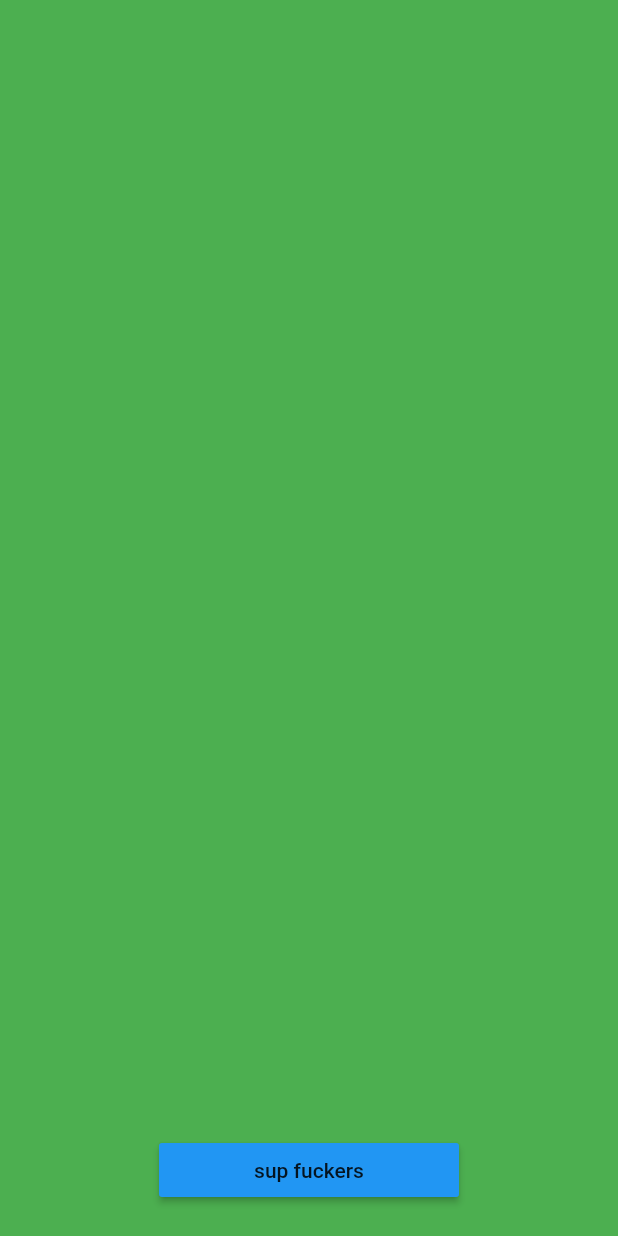
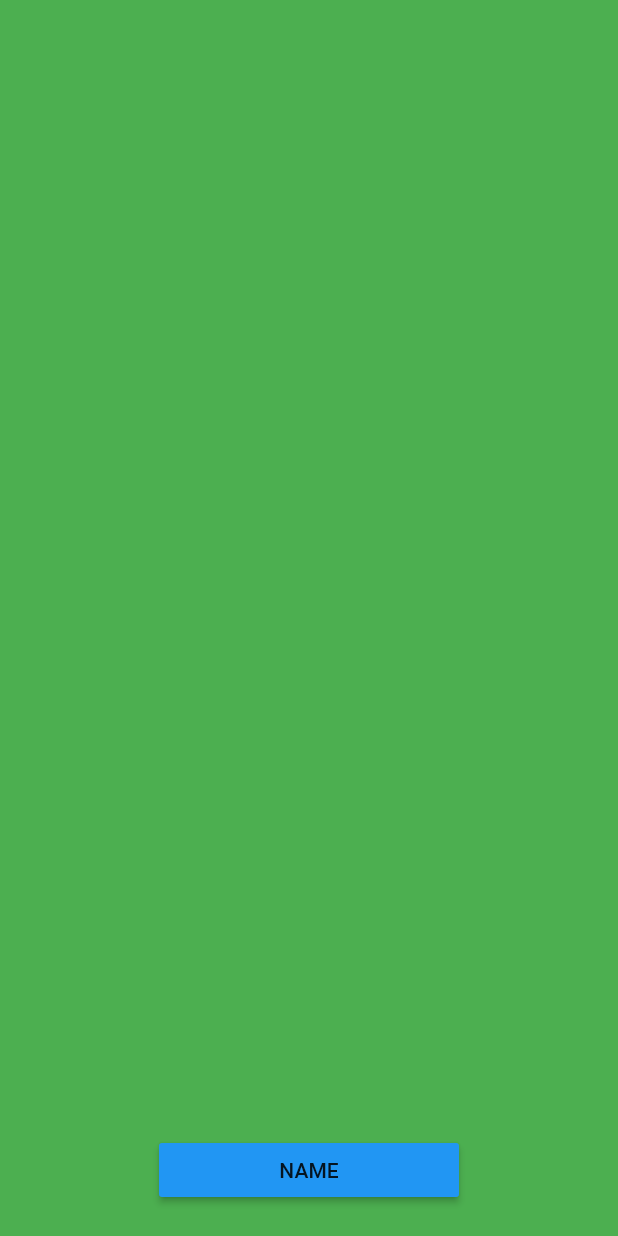
Before and after one commit to TaeminHa/SupplyRowdy, a Flutter app: the screen it shows after launch, on a phone screen of 412 x 824 dp. Run offline on Flutter 3.47's test engine with Material 2 defaults, Android fonts, the phone set to English and light mode, and no system bars.

```diff
--- a/lib/Home.dart
+++ b/lib/Home.dart
@@ -17,7 +17,7 @@ class Home extends StatelessWidget {
                   minWidth: 200,
                   child: RaisedButton(
                     child: Text(
-                      'sup fuckers'
+                      'NAME'
                     ),
                     onPressed: () {
                       Navigator.push(
```
